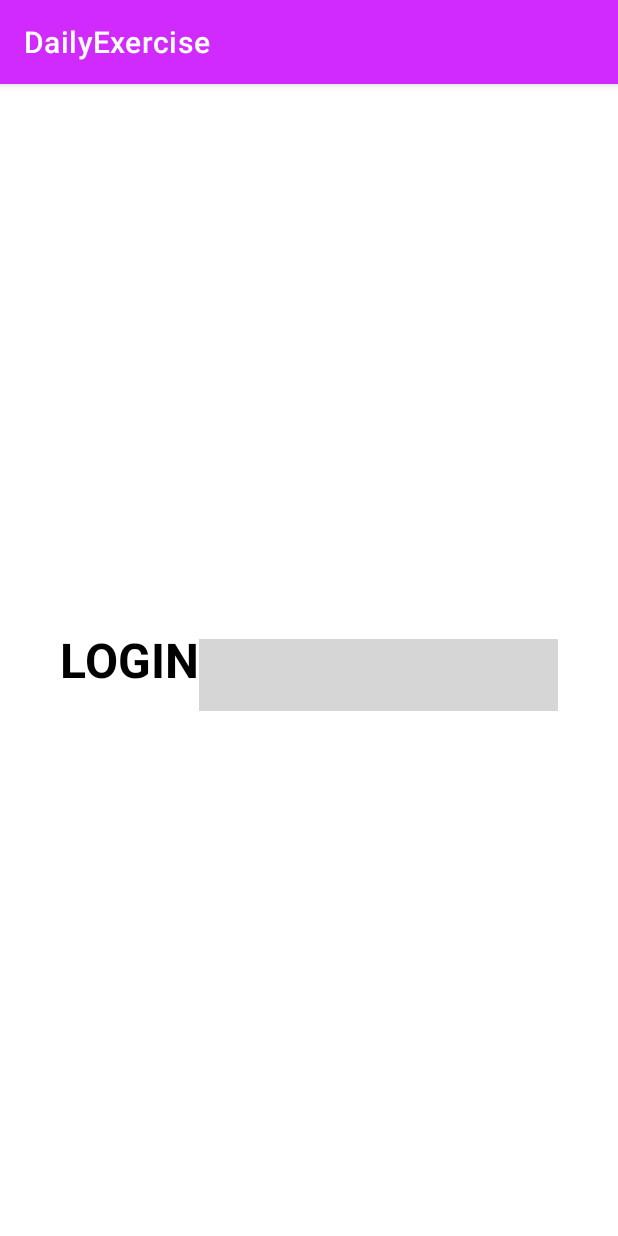
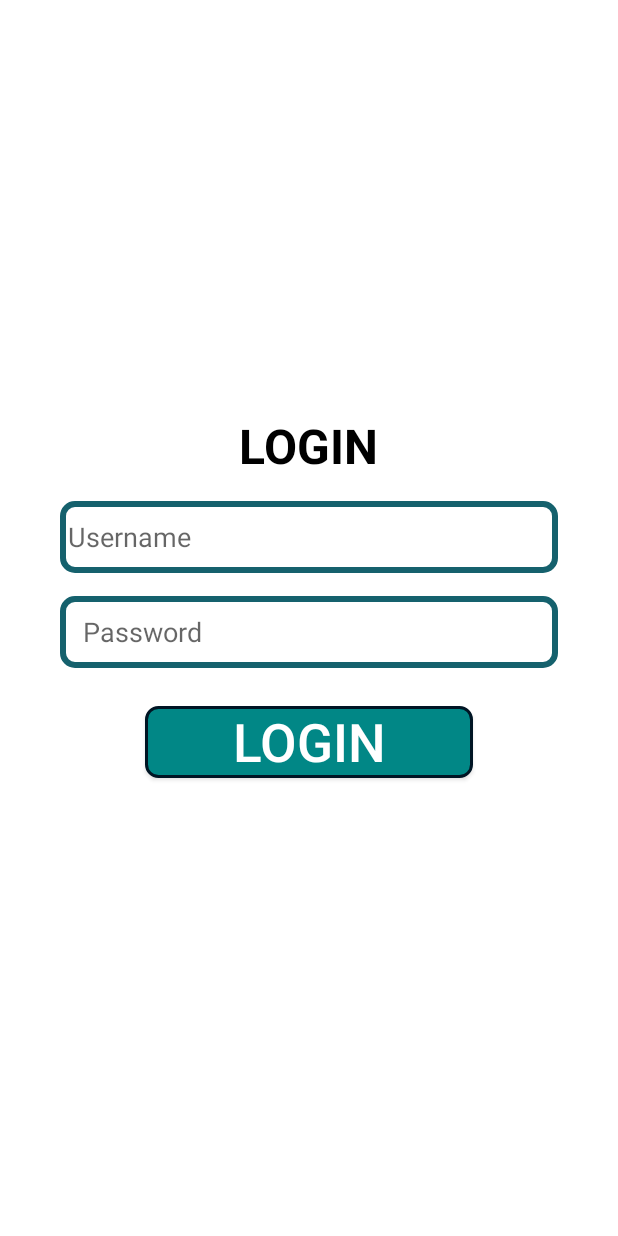
Before and after one commit to kevin-138/Daily-Exercise, an Android app: the screen it shows after launch (LoginScreen), on a phone screen of 412 x 824 dp. Run offline under Robolectric (Android 15) with nearby library versions, the phone set to English and light mode, and no system bars; grey boxes are pictures that could not be loaded.

```diff
--- a/app/src/main/AndroidManifest.xml
+++ b/app/src/main/AndroidManifest.xml
@@ -12,6 +12,9 @@
         android:theme="@style/Theme.DailyExercise"
         tools:targetApi="31">
         <activity
+            android:name=".LoginSuccessScreen"
+            android:exported="false" />
+        <activity
             android:name=".LoginScreen"
             android:exported="true">
             <intent-filter>
--- /dev/null
+++ b/app/src/main/res/drawable/input_text_box.xml
@@ -0,0 +1,13 @@
+<?xml version="1.0" encoding="utf-8"?>
+<shape xmlns:android="http://schemas.android.com/apk/res/android"
+    android:shape="rectangle">
+    <solid android:color="#FFFFFF" />
+    <corners
+        android:bottomRightRadius="8dp"
+        android:bottomLeftRadius="8dp"
+        android:topLeftRadius="8dp"
+        android:topRightRadius="8dp" />
+    <stroke
+        android:color="@color/green"
+        android:width="4dp"/>
+</shape>
--- /dev/null
+++ b/app/src/main/res/drawable/login_button.xml
@@ -0,0 +1,13 @@
+<?xml version="1.0" encoding="utf-8"?>
+<shape xmlns:android="http://schemas.android.com/apk/res/android"
+    android:shape="rectangle">
+    <solid android:color="@color/teal_700" />
+    <corners
+        android:bottomRightRadius="8dp"
+        android:bottomLeftRadius="8dp"
+        android:topLeftRadius="8dp"
+        android:topRightRadius="8dp" />
+    <stroke
+        android:color="@color/vDarkBlue"
+        android:width="2dp"/>
+</shape>
--- a/app/src/main/res/layout/activity_main.xml
+++ b/app/src/main/res/layout/activity_main.xml
@@ -6,6 +6,7 @@
     android:layout_height="match_parent"
     tools:context=".LoginScreen"
     android:gravity="center"
+    android:orientation="vertical"
     android:paddingHorizontal="40dp">
 
 
@@ -21,8 +22,8 @@
     <EditText
         android:id="@+id/etUsername"
         android:layout_width="match_parent"
-        android:layout_height="48dp"
-        android:layout_marginTop="10dp"
+        android:layout_height="@dimen/etHeight"
+        android:layout_marginTop="@dimen/etMargin"
         android:background="@drawable/input_text_box"
         android:hint="@string/loginUsername"
         android:inputType="text"
@@ -31,20 +32,22 @@
     <EditText
         android:id="@+id/etPassword"
         android:layout_width="match_parent"
-        android:layout_height="48dp"
-        android:layout_marginTop="20dp"
+        android:layout_height="@dimen/etHeight"
+        android:layout_marginTop="@dimen/etMargin"
         android:background="@drawable/input_text_box"
         android:hint="@string/loginPassword"
         android:inputType="textPassword"
         android:paddingHorizontal="15dp" />
 
-    <Button
+    <android.widget.Button
         android:id="@+id/btLogin"
         android:layout_width="wrap_content"
         android:layout_height="wrap_content"
         android:layout_marginTop="25dp"
-        android:paddingHorizontal="50dp"
+        android:paddingHorizontal="@dimen/btPadding"
         android:text="@string/loginTv"
+        android:textColor="@color/white"
+        android:background="@drawable/login_button"
         android:textSize="35sp" />
 
     <TextView
--- /dev/null
+++ b/app/src/main/res/values/dimens.xml
@@ -0,0 +1,6 @@
+<?xml version="1.0" encoding="utf-8"?>
+<resources>
+    <dimen name="etMargin">15dp</dimen>
+    <dimen name="etHeight">48dp</dimen>
+    <dimen name="btPadding">58dp</dimen>
+</resources>
--- a/app/src/main/res/values/strings.xml
+++ b/app/src/main/res/values/strings.xml
@@ -4,4 +4,15 @@
     <string name="loginUsername">Username</string>
     <string name="loginTv">LOGIN</string>
 
+    <string name="val_log1">Login Gagal, Username dan Password tidak boleh kosong</string>
+    <string name="val_log2">Login Gagal, Panjang username tidak valid (6-15 karakter)</string>
+    <string name="val_log3">Login Gagal, username dan passsword tidak boleh mengandung spasi</string>
+    <string name="val_log4">Login Gagal, username harus kombinasi angka dan huruf</string>
+    <string name="val_log4.1">Login Gagal, username tidak boleh mengandung simbol</string>
+    <string name="val_log5">Login Gagal, Panjang password tidak valid (8-20 karakter)</string>
+    <string name="val_log6">Login Gagal, password harus kombinasi angka, huruf, dan simbol</string>
+    <string name="val_log7">Login Gagal, password atau username yang anda masukkan salah</string>
+    <string name="log_success">Login berhasil.
+Selamat datang, %s</string>
+
 </resources>
--- a/app/src/main/res/values/themes.xml
+++ b/app/src/main/res/values/themes.xml
@@ -1,6 +1,6 @@
 <resources xmlns:tools="http://schemas.android.com/tools">
     <!-- Base application theme. -->
-    <style name="Theme.DailyExercise" parent="Theme.MaterialComponents.DayNight.DarkActionBar">
+    <style name="Theme.DailyExercise" parent="Theme.MaterialComponents.DayNight.NoActionBar">
         <!-- Primary brand color. -->
         <item name="colorPrimary">@color/purple_500</item>
         <item name="colorPrimaryVariant">@color/purple_700</item>
@@ -10,7 +10,7 @@
         <item name="colorSecondaryVariant">@color/teal_700</item>
         <item name="colorOnSecondary">@color/black</item>
         <!-- Status bar color. -->
-        <item name="android:statusBarColor">?attr/colorPrimaryVariant</item>
+        <item name="android:statusBarColor">@color/green</item>
         <!-- Customize your theme here. -->
     </style>
 </resources>
```
Also changed, not shown: app/src/main/java/com/kevin/dailyexercise/LoginScreen.kt (+63 -0 lines), app/src/main/java/com/kevin/dailyexercise/LoginSuccessScreen.kt (added, +18 -0 lines), app/src/main/res/layout/activity_login_success_screen.xml (added, +21 -0 lines).
